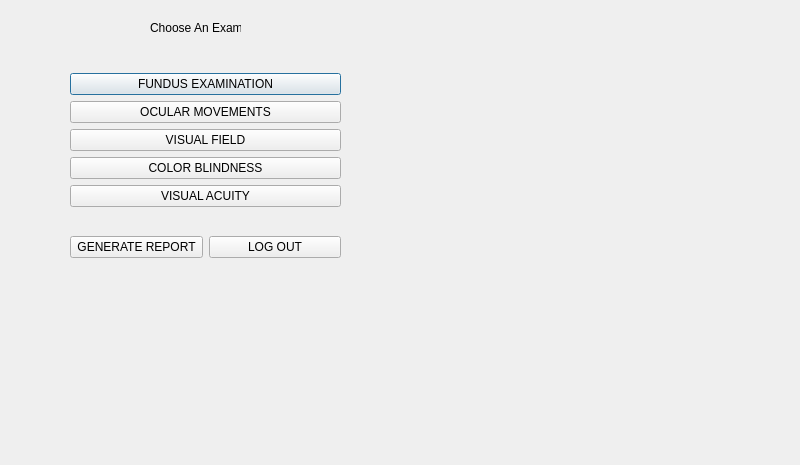
Above: Qt_Creator/projectPHOE/exammenu.ui from jdsalguer/senior_project before the change. Below: the same form after it.
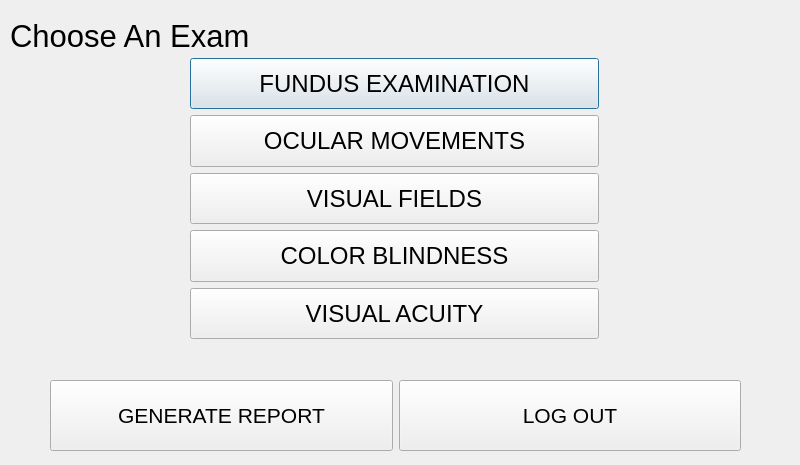
That is the form after the change.

```diff
--- a/Qt_Creator/projectPHOE/exammenu.ui
+++ b/Qt_Creator/projectPHOE/exammenu.ui
@@ -16,30 +16,44 @@
   <widget class="QLabel" name="label">
    <property name="geometry">
     <rect>
-     <x>150</x>
-     <y>20</y>
-     <width>91</width>
-     <height>16</height>
+     <x>10</x>
+     <y>10</y>
+     <width>411</width>
+     <height>51</height>
     </rect>
    </property>
+   <property name="font">
+    <font>
+     <pointsize>23</pointsize>
+    </font>
+   </property>
    <property name="text">
     <string>Choose An Exam</string>
    </property>
   </widget>
-  <widget class="QWidget" name="layoutWidget">
+  <widget class="QWidget" name="">
    <property name="geometry">
     <rect>
-     <x>70</x>
-     <y>50</y>
-     <width>271</width>
-     <height>231</height>
+     <x>190</x>
+     <y>58</y>
+     <width>409</width>
+     <height>281</height>
     </rect>
    </property>
-   <layout class="QVBoxLayout" name="verticalLayout_2">
-    <item>
      <layout class="QVBoxLayout" name="verticalLayout">
       <item>
        <widget class="QPushButton" name="fundusexamButton">
+      <property name="sizePolicy">
+       <sizepolicy hsizetype="Minimum" vsizetype="Expanding">
+        <horstretch>0</horstretch>
+        <verstretch>0</verstretch>
+       </sizepolicy>
+      </property>
+      <property name="font">
+       <font>
+        <pointsize>18</pointsize>
+       </font>
+      </property>
         <property name="text">
          <string>FUNDUS EXAMINATION</string>
         </property>
@@ -47,6 +61,17 @@
       </item>
       <item>
        <widget class="QPushButton" name="ocularexamButton">
+      <property name="sizePolicy">
+       <sizepolicy hsizetype="Minimum" vsizetype="Expanding">
+        <horstretch>0</horstretch>
+        <verstretch>0</verstretch>
+       </sizepolicy>
+      </property>
+      <property name="font">
+       <font>
+        <pointsize>18</pointsize>
+       </font>
+      </property>
         <property name="text">
          <string>OCULAR MOVEMENTS</string>
         </property>
@@ -54,13 +79,35 @@
       </item>
       <item>
        <widget class="QPushButton" name="fieldsexamButton">
+      <property name="sizePolicy">
+       <sizepolicy hsizetype="Minimum" vsizetype="Expanding">
+        <horstretch>0</horstretch>
+        <verstretch>0</verstretch>
+       </sizepolicy>
+      </property>
+      <property name="font">
+       <font>
+        <pointsize>18</pointsize>
+       </font>
+      </property>
         <property name="text">
-         <string>VISUAL FIELD</string>
+       <string>VISUAL FIELDS</string>
         </property>
        </widget>
       </item>
       <item>
        <widget class="QPushButton" name="colorexamButton">
+      <property name="sizePolicy">
+       <sizepolicy hsizetype="Minimum" vsizetype="Expanding">
+        <horstretch>0</horstretch>
+        <verstretch>0</verstretch>
+       </sizepolicy>
+      </property>
+      <property name="font">
+       <font>
+        <pointsize>18</pointsize>
+       </font>
+      </property>
         <property name="text">
          <string>COLOR BLINDNESS</string>
         </property>
@@ -68,17 +115,47 @@
       </item>
       <item>
        <widget class="QPushButton" name="acuityexamButton">
+      <property name="sizePolicy">
+       <sizepolicy hsizetype="Minimum" vsizetype="Expanding">
+        <horstretch>0</horstretch>
+        <verstretch>0</verstretch>
+       </sizepolicy>
+      </property>
+      <property name="font">
+       <font>
+        <pointsize>18</pointsize>
+       </font>
+      </property>
         <property name="text">
          <string>VISUAL ACUITY</string>
         </property>
        </widget>
       </item>
      </layout>
-    </item>
-    <item>
+  </widget>
+  <widget class="QWidget" name="">
+   <property name="geometry">
+    <rect>
+     <x>50</x>
+     <y>380</y>
+     <width>691</width>
+     <height>71</height>
+    </rect>
+   </property>
      <layout class="QHBoxLayout" name="horizontalLayout">
       <item>
        <widget class="QPushButton" name="genreportButton">
+      <property name="sizePolicy">
+       <sizepolicy hsizetype="Minimum" vsizetype="Expanding">
+        <horstretch>0</horstretch>
+        <verstretch>0</verstretch>
+       </sizepolicy>
+      </property>
+      <property name="font">
+       <font>
+        <pointsize>16</pointsize>
+       </font>
+      </property>
         <property name="text">
          <string>GENERATE REPORT</string>
         </property>
@@ -86,14 +163,23 @@
       </item>
       <item>
        <widget class="QPushButton" name="menulogoutButton">
+      <property name="sizePolicy">
+       <sizepolicy hsizetype="Minimum" vsizetype="Expanding">
+        <horstretch>0</horstretch>
+        <verstretch>0</verstretch>
+       </sizepolicy>
+      </property>
+      <property name="font">
+       <font>
+        <pointsize>16</pointsize>
+       </font>
+      </property>
         <property name="text">
          <string>LOG OUT</string>
         </property>
        </widget>
       </item>
      </layout>
-    </item>
-   </layout>
   </widget>
  </widget>
  <resources/>
```
Left out of the diff: 5 changed lines with no effect on the pictures. Lines whose indentation alone changed are shown as unchanged.
